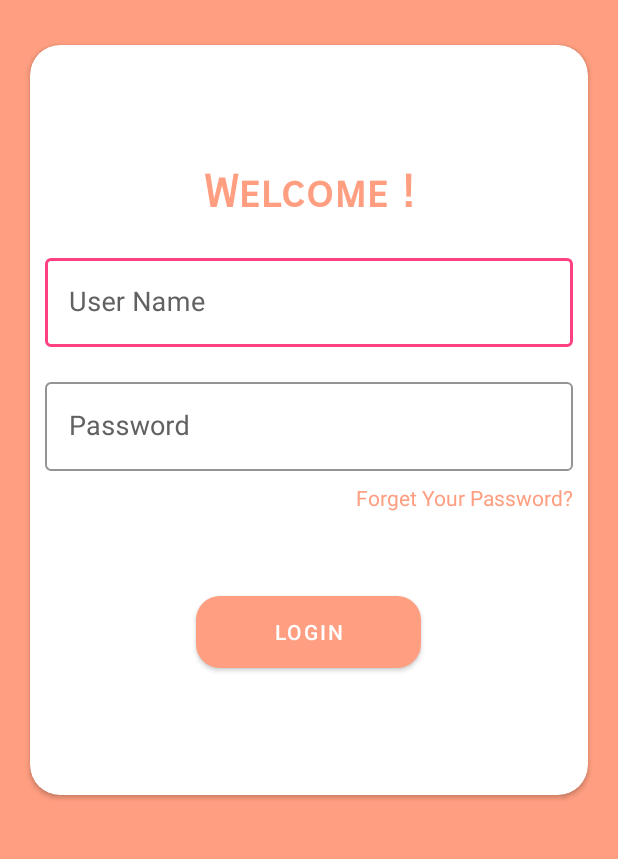
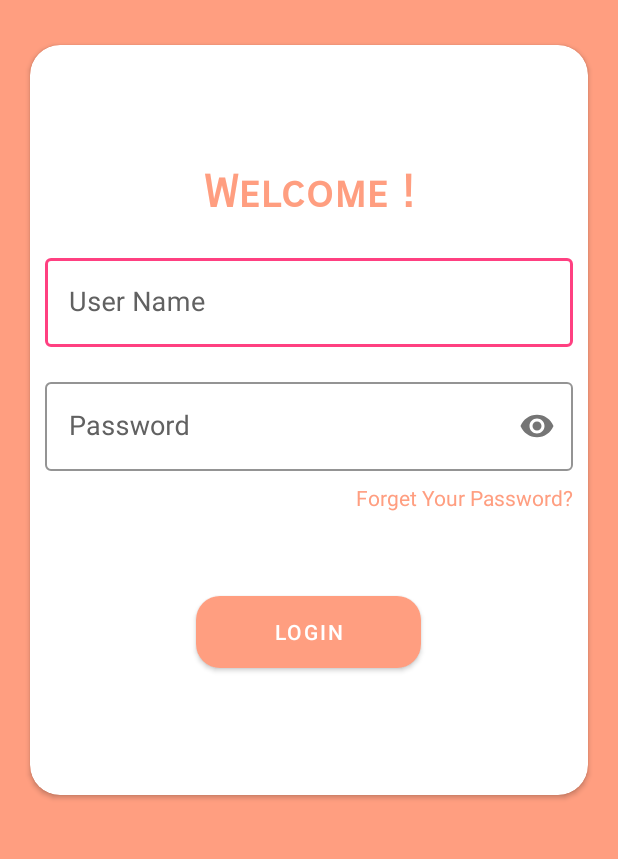
Before and after one commit to Jiaenong/MommyHealthApp, an Android app: the screen it shows after launch (MainActivity), on a phone screen of 412 x 824 dp, the part 145-1004 px from its top. Run offline under Robolectric (Android 15) with nearby library versions, the light colour scheme and no system bars.

Commit message:
modify front end

```diff
--- a/app/src/main/res/layout/activity_main.xml
+++ b/app/src/main/res/layout/activity_main.xml
@@ -50,12 +50,12 @@
                 app:fontFamily="sans-serif-smallcaps" />
 
             <com.google.android.material.textfield.TextInputLayout
+                style="@style/TextInputLayout"
                 android:layout_width="match_parent"
                 android:layout_height="wrap_content"
+                android:layout_marginTop="20dp"
                 android:focusableInTouchMode="true"
-                android:layout_marginTop="20dp"
-                android:hint="@string/UserName"
-                style="@style/TextInputLayout">
+                android:hint="@string/UserName">
 
                 <com.google.android.material.textfield.TextInputEditText
                     android:id="@+id/editText2"
@@ -67,12 +67,13 @@
             </com.google.android.material.textfield.TextInputLayout>
 
             <com.google.android.material.textfield.TextInputLayout
+                style="@style/TextInputLayout"
                 android:layout_width="match_parent"
                 android:layout_height="wrap_content"
+                android:layout_marginTop="10dp"
                 android:focusableInTouchMode="true"
-                android:layout_marginTop="10dp"
                 android:hint="@string/password"
-                style="@style/TextInputLayout">
+                app:passwordToggleEnabled="true">
 
                 <com.google.android.material.textfield.TextInputEditText
                     android:id="@+id/editText4"
--- a/app/src/main/res/layout/fragment_home.xml
+++ b/app/src/main/res/layout/fragment_home.xml
@@ -38,7 +38,7 @@
                 android:layout_height="wrap_content"
                 android:text="@string/createMother"
                 android:textAlignment="center"
-                android:textColor="@color/colorPrimary"
+                android:textColor="@color/colorAccent"
                 android:textSize="24sp"
                 app:fontFamily="sans-serif-smallcaps" />
         </androidx.appcompat.widget.LinearLayoutCompat>
@@ -76,7 +76,7 @@
                 android:layout_height="wrap_content"
                 android:text="@string/searchMother"
                 android:textAlignment="center"
-                android:textColor="@color/colorPrimary"
+                android:textColor="@color/colorAccent"
                 android:textSize="24sp"
                 app:fontFamily="sans-serif-smallcaps" />
         </androidx.appcompat.widget.LinearLayoutCompat>
@@ -113,7 +113,7 @@
                 android:layout_height="wrap_content"
                 android:text="@string/nurse_profile"
                 android:textAlignment="center"
-                android:textColor="@color/colorPrimary"
+                android:textColor="@color/colorAccent"
                 android:textSize="24sp"
                 app:fontFamily="sans-serif-smallcaps" />
         </androidx.appcompat.widget.LinearLayoutCompat>
```
Also changed, not shown: app/src/main/res/layout/nurse_profile_fragment.xml (+8 -2 lines).
